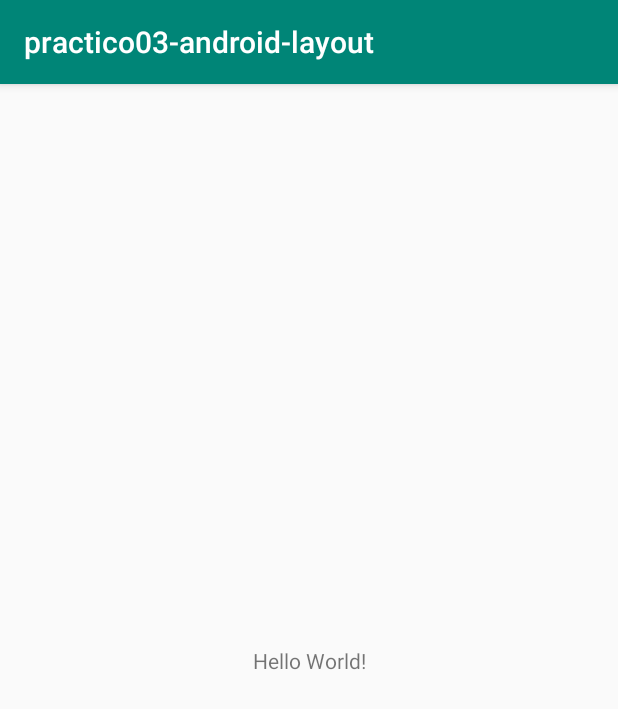
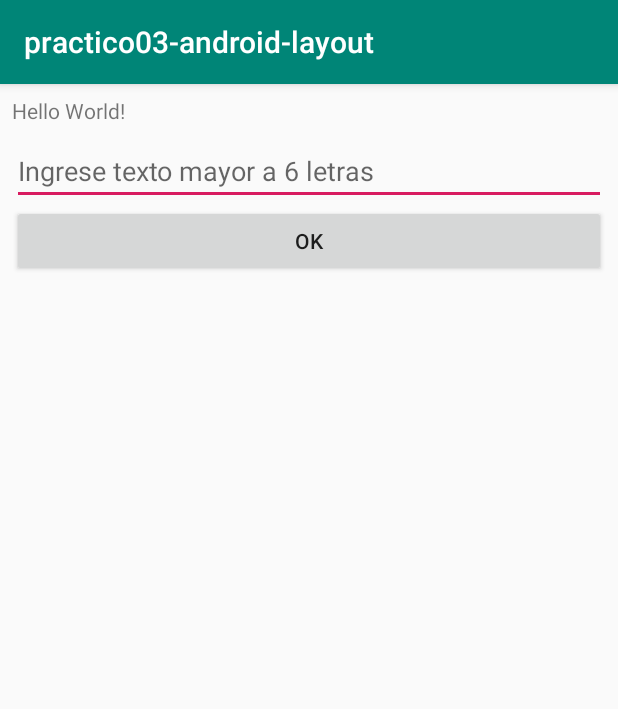
Before and after one commit to JuanMorenoDeveloper/Ejercicios-UDE-Android-2019, an Android app: the screen it shows after launch (MainActivity), on a phone screen of 412 x 824 dp. Shown: the top 709 px of the screen. Run offline under Robolectric (Android 15) with nearby library versions, the phone set to English and light mode, and no system bars.

```diff
--- a/practico03-intro-android/app/build.gradle
+++ b/practico03-intro-android/app/build.gradle
@@ -59,10 +59,13 @@ dependencies {
     testImplementation "org.robolectric:robolectric:4.2.1"
     testImplementation "org.assertj:assertj-core:3.12.2"
     testImplementation 'androidx.test.espresso:espresso-core:3.1.1'
+    testImplementation 'androidx.test.espresso:espresso-intents:3.1.1'
     testImplementation 'androidx.test:rules:1.1.1'
+    testImplementation 'androidx.test:runner:1.1.1'
     testImplementation 'androidx.test.ext:junit:1.1.0'
 
     androidTestImplementation 'androidx.test:runner:1.1.1'
+    androidTestImplementation 'androidx.test:rules:1.1.1'
     androidTestImplementation 'androidx.test.espresso:espresso-core:3.1.1'
     androidTestImplementation 'androidx.test.ext:junit:1.1.0'
 }
--- a/practico03-intro-android/app/src/main/res/layout/activity_main.xml
+++ b/practico03-intro-android/app/src/main/res/layout/activity_main.xml
@@ -12,9 +12,27 @@
             android:layout_width="wrap_content"
             android:layout_height="wrap_content"
             android:text="Hello World!"
-            app:layout_constraintBottom_toBottomOf="parent"
-            app:layout_constraintLeft_toLeftOf="parent"
-            app:layout_constraintRight_toRightOf="parent"
-            app:layout_constraintTop_toTopOf="parent"/>
+            app:layout_constraintTop_toTopOf="parent" app:layout_constraintStart_toStartOf="parent"
+            android:layout_marginTop="8dp" android:layout_marginLeft="8dp" android:layout_marginStart="8dp"/>
+    <EditText
+            android:layout_width="0dp"
+            android:layout_height="wrap_content"
+            android:inputType="text"
+            android:hint="Ingrese texto mayor a 6 letras"
+            android:ems="10"
+            android:id="@+id/edText"
+            android:layout_marginTop="8dp" app:layout_constraintTop_toBottomOf="@+id/tvHello"
+            app:layout_constraintEnd_toEndOf="parent" app:layout_constraintStart_toStartOf="parent"
+            android:layout_marginLeft="8dp" android:layout_marginStart="8dp" android:layout_marginEnd="8dp"
+            android:layout_marginRight="8dp"/>
+
+    <Button
+            android:text="@string/btn_hello"
+            android:layout_width="0dp"
+            android:layout_height="wrap_content"
+            android:id="@+id/btnHello"
+            app:layout_constraintTop_toBottomOf="@+id/edText" app:layout_constraintEnd_toEndOf="parent"
+            app:layout_constraintStart_toStartOf="parent" android:layout_marginLeft="8dp"
+            android:layout_marginStart="8dp" android:layout_marginEnd="8dp" android:layout_marginRight="8dp"/>
 
 </androidx.constraintlayout.widget.ConstraintLayout>
--- a/practico03-intro-android/app/src/main/res/values/strings.xml
+++ b/practico03-intro-android/app/src/main/res/values/strings.xml
@@ -1,3 +1,4 @@
 <resources>
   <string name="app_name">practico03-android-layout</string>
+  <string name="btn_hello">OK</string>
 </resources>
```
Also changed, not shown: practico03-intro-android/app/src/main/java/uy/edu/ude/MainActivity.kt (+13 -0 lines), 2 other files.
